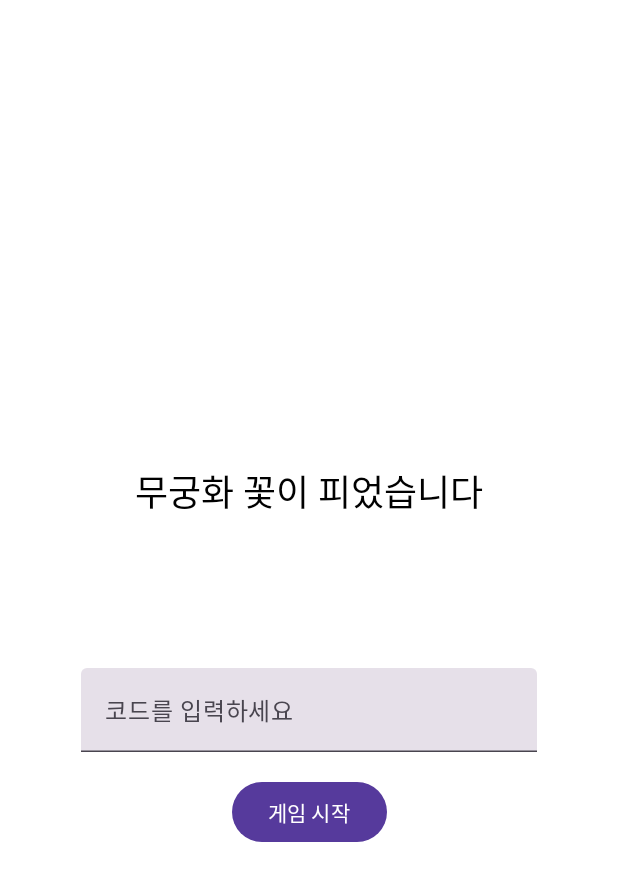
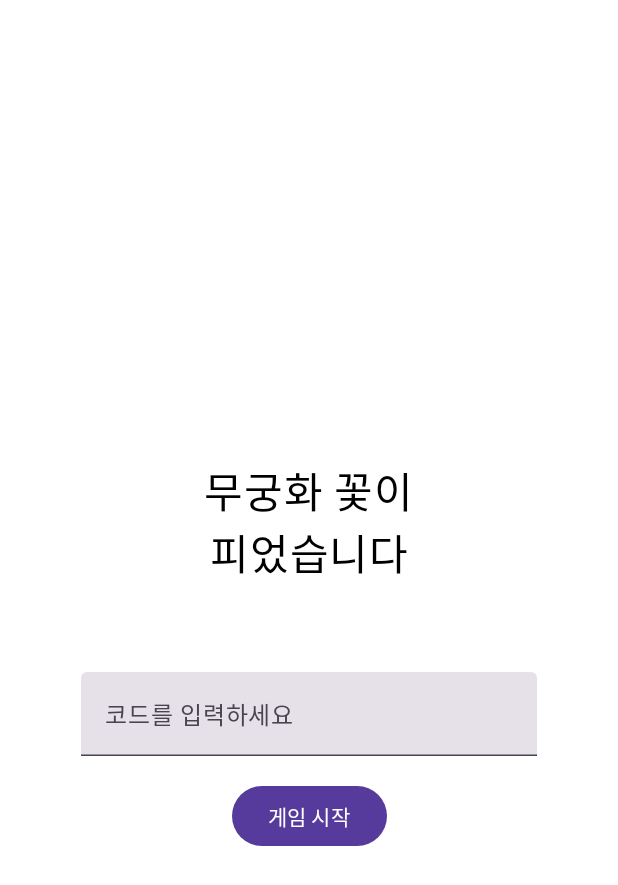
Before and after one commit to SharonProject1/SharonApp, an Android app built with Jetpack Compose: the screen it shows after launch (MainActivity), after a tap on "다음 화면", on a phone screen of 412 x 824 dp. Shown: the top 885 px of the screen. Run offline under Robolectric (Android 15) with nearby library versions, the phone set to English and light mode, and no system bars.

Commit message:
StartScreen, HomeScreen 반응형 Size로 변경

```diff
--- a/app/src/main/java/com/example/sharon/MainActivity.kt
+++ b/app/src/main/java/com/example/sharon/MainActivity.kt
@@ -12,6 +12,7 @@ import androidx.compose.foundation.layout.fillMaxSize
 import androidx.compose.foundation.layout.fillMaxWidth
 import androidx.compose.foundation.layout.height
 import androidx.compose.foundation.layout.padding
+import androidx.compose.foundation.layout.size
 import androidx.compose.foundation.text.KeyboardOptions
 import androidx.compose.material3.Button
 import androidx.compose.material3.ButtonColors
@@ -30,13 +31,17 @@ import androidx.compose.runtime.remember
 import androidx.compose.runtime.setValue
 import androidx.compose.ui.Alignment
 import androidx.compose.ui.Modifier
+import androidx.compose.ui.geometry.Size
 import androidx.compose.ui.graphics.Color
+import androidx.compose.ui.layout.onGloballyPositioned
 import androidx.compose.ui.text.input.KeyboardType
 import androidx.compose.ui.text.input.TextFieldValue
 import androidx.compose.ui.text.style.TextAlign
 import androidx.compose.ui.tooling.preview.Preview
 import androidx.compose.ui.unit.dp
+import androidx.compose.ui.unit.em
 import androidx.compose.ui.unit.sp
+import androidx.compose.ui.unit.toSize
 import com.example.sharon.ui.theme.SharonTheme
 import kotlinx.coroutines.delay
 
@@ -80,6 +85,8 @@ class MainActivity : ComponentActivity() {
 
 @Composable
 fun StartScreen(nextScreen: () -> Unit) {
+    var containerSize by remember { mutableStateOf(Size.Zero) }
+
     Scaffold { innerPadding ->
         Box(
             modifier = Modifier
@@ -93,17 +100,20 @@ fun StartScreen(nextScreen: () -> Unit) {
                 modifier = Modifier
                     .padding(16.dp)
                     .fillMaxSize()
+                    .onGloballyPositioned { coordinates ->
+                        containerSize = coordinates.size.toSize()
+                    }
             ) {
                 Text(
                     "무궁화 꽃이",
-                    fontSize = 70.sp,
+                    fontSize = (containerSize.width * 5/100).toInt().sp,
                     color = MaterialTheme.colorScheme.onBackground,
                     modifier = Modifier.fillMaxWidth(),
                     textAlign = TextAlign.Center
                 )
                 Text(
                     "피었습니다!",
-                    fontSize = 70.sp,
+                    fontSize = (containerSize.width * 5/100).toInt().sp,
                     color = MaterialTheme.colorScheme.onBackground,
                     modifier = Modifier.fillMaxWidth(),
                     textAlign = TextAlign.Center
@@ -125,6 +135,7 @@ fun StartScreen(nextScreen: () -> Unit) {
 
 @Composable
 fun HomeScreen(nextScreen: () -> Unit) {
+    var containerSize by remember { mutableStateOf(Size.Zero) }
     var codeInput by remember { mutableStateOf(TextFieldValue("")) }
 
     Scaffold { innerPadding ->
@@ -140,14 +151,20 @@ fun HomeScreen(nextScreen: () -> Unit) {
                 modifier = Modifier
                     .padding(16.dp)
                     .fillMaxSize()
+                    .onGloballyPositioned { coordinates ->
+                        containerSize = coordinates.size.toSize()
+                    }
             ) {
                 Spacer(modifier = Modifier.height(50.dp))
                 Text(
-                    text = "무궁화 꽃이 피었습니다",
-                    fontSize = 24.sp,
-                    style = MaterialTheme.typography.headlineMedium
+                    text = "무궁화 꽃이",
+                    fontSize = (containerSize.width * 5/100).toInt().sp
                 )
-                Spacer(modifier = Modifier.height(100.dp))
+                Text(
+                    text = "피었습니다",
+                    fontSize = (containerSize.width * 5/100).toInt().sp
+                )
+                Spacer(modifier = Modifier.height((containerSize.height * 5/100).toInt().dp))
                 TextField(
                     value = codeInput,
                     onValueChange = { codeInput = it },
```
